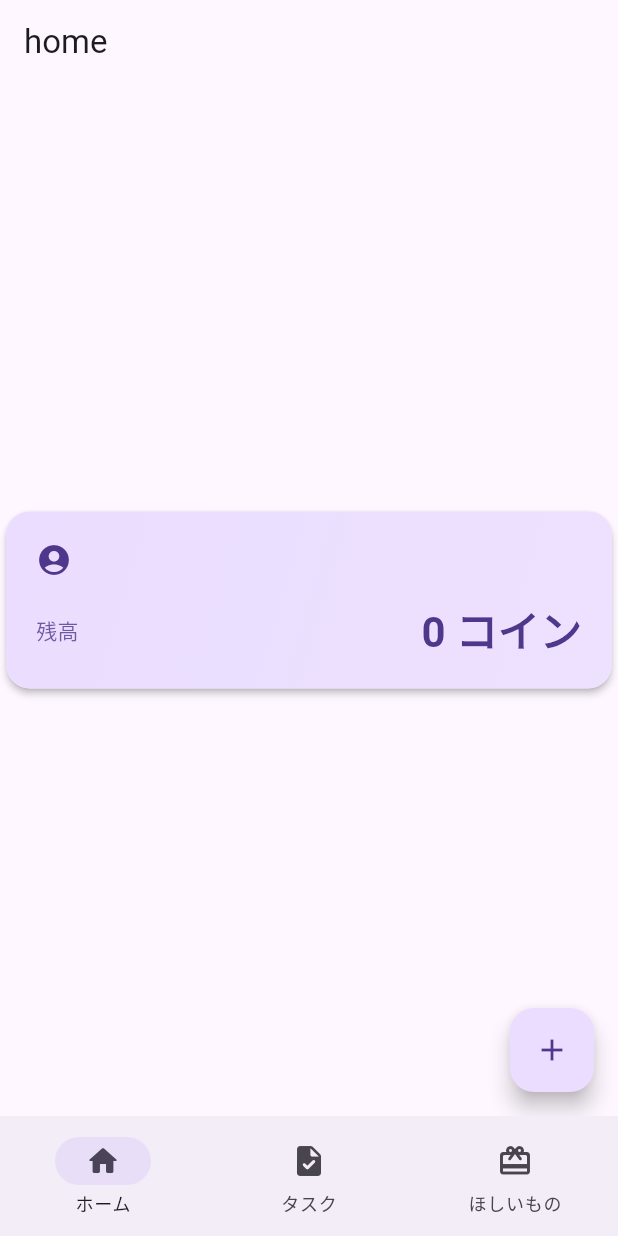
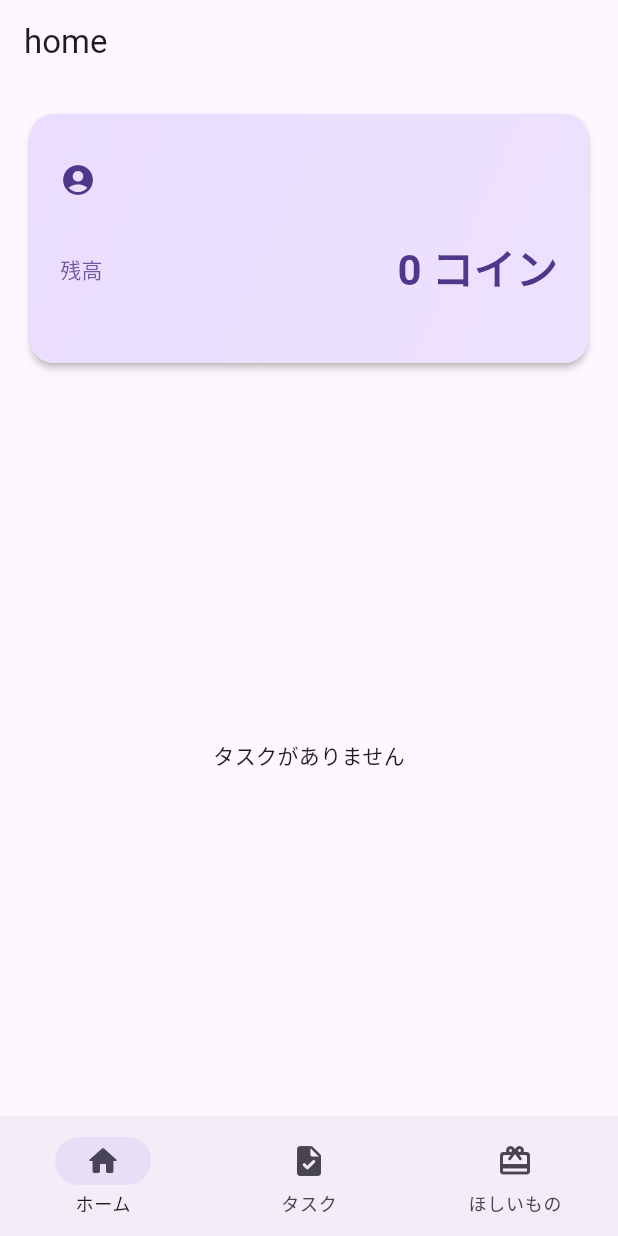
Before and after one commit to sinjikoro/family_coin_app, a Flutter app: the screen it shows after launch, on a phone screen of 412 x 824 dp. Run offline on Flutter 3.47's test engine with Material 3 defaults, Android fonts, the phone set to English and light mode, and no system bars; our stand-ins replace flutter_riverpod, flutter_slidable, freezed_annotation, get_it, go_router, riverpod_annotation and 2 more; accounts and stored records are empty; generated files the repository leaves out were written again.

Commit message:
pubspec.yamlにflutter_slidableパッケージを追加し、context_extension.dartに画面の高さと幅を取得する拡張メソッドを追加しました。また、spacing.dartファイルを新規作成し、アプリ全体で使用するスペーシングの定数を定義しました。さらに、tappable_editable_text.dartファイルを新規作成し、タップで編集可能なテキストウィジェットを実装しました。Homeページにタスク一覧を表示するEnableTaskListウィジェットを追加し、アカウントカードウィジェットを更新して名前変更機能を追加しました。

```diff
--- a/lib/core/extension/context_extension.dart
+++ b/lib/core/extension/context_extension.dart
@@ -5,4 +5,10 @@ import 'package:flutter/material.dart';
 extension ContextExtension on BuildContext {
   /// ローカライズ
   L10n get l10n => L10n.of(this)!;
+
+  /// 画面の高さ
+  double get screenHeight => MediaQuery.of(this).size.height;
+
+  /// 画面の幅
+  double get screenWidth => MediaQuery.of(this).size.width;
 }
--- /dev/null
+++ b/lib/presentation/ui/common/theme/spacing.dart
@@ -0,0 +1,40 @@
+// double型で小数点以下.0の数値定義が必要となるため
+// ignore_for_file: prefer_int_literals
+
+import 'package:flutter/material.dart';
+
+/// アプリケーション全体で使用するスペーシングの定数
+class Spacing {
+  /// コンストラクタ
+  const Spacing._();
+
+  /// 最小のスペーシング
+  static const double xs = 4.0;
+
+  /// 小さいスペーシング
+  static const double sm = 8.0;
+
+  /// 中程度のスペーシング
+  static const double md = 16.0;
+
+  /// 大きいスペーシング
+  static const double lg = 24.0;
+
+  /// 最大のスペーシング
+  static const double xl = 32.0;
+
+  /// カードのパディング
+  static const EdgeInsets cardPadding = EdgeInsets.all(md);
+
+  /// リストアイテムのパディング
+  static const EdgeInsets listItemPadding = EdgeInsets.symmetric(
+    horizontal: md,
+    vertical: sm,
+  );
+
+  /// 画面のパディング
+  static const EdgeInsets screenPadding = EdgeInsets.all(md);
+
+  /// セクション間のスペーシング
+  static const double sectionSpacing = lg;
+}
--- /dev/null
+++ b/lib/presentation/ui/common/widgets/tappable_editable_text.dart
@@ -0,0 +1,95 @@
+import 'package:flutter/foundation.dart';
+import 'package:flutter/material.dart';
+
+/// タップで編集可能になるテキストウィジェット
+class TappableEditableText extends StatefulWidget {
+  /// コンストラクタ
+  const TappableEditableText({
+    required this.text,
+    required this.onChanged,
+    this.style,
+    super.key,
+  });
+
+  /// テキスト
+  final String text;
+
+  /// テキスト変更時のコールバック
+  final ValueChanged<String> onChanged;
+
+  /// テキストスタイル
+  final TextStyle? style;
+
+  @override
+  State<TappableEditableText> createState() => _TappableEditableTextState();
+
+  @override
+  void debugFillProperties(DiagnosticPropertiesBuilder properties) {
+    super.debugFillProperties(properties);
+    properties
+      ..add(StringProperty('text', text))
+      ..add(
+        ObjectFlagProperty<ValueChanged<String>>.has('onChanged', onChanged),
+      )
+      ..add(DiagnosticsProperty<TextStyle?>('style', style));
+  }
+}
+
+class _TappableEditableTextState extends State<TappableEditableText> {
+  late TextEditingController _controller;
+  late FocusNode _focusNode;
+  bool _isEditing = false;
+
+  @override
+  void initState() {
+    super.initState();
+    _controller = TextEditingController(text: widget.text);
+    _focusNode = FocusNode();
+  }
+
+  @override
+  void dispose() {
+    _controller.dispose();
+    _focusNode.dispose();
+    super.dispose();
+  }
+
+  @override
+  Widget build(BuildContext context) =>
+      Expanded(child: _isEditing ? _inputField() : _labelField());
+
+  /// ラベルフィールド
+  GestureDetector _labelField() => GestureDetector(
+    onTap: () {
+      setState(() => _isEditing = true);
+      _focusNode.requestFocus();
+    },
+    child: SizedBox(
+      height: 48,
+      child: Align(
+        alignment: Alignment.centerLeft,
+        child: Text(widget.text, style: widget.style),
+      ),
+    ),
+  );
+
+  /// 入力フィールド
+  TextField _inputField() => TextField(
+    controller: _controller,
+    focusNode: _focusNode,
+    style: widget.style,
+    decoration: const InputDecoration(
+      isDense: true,
+      contentPadding: EdgeInsets.zero,
+      border: InputBorder.none,
+    ),
+    onSubmitted: (value) {
+      setState(() => _isEditing = false);
+      widget.onChanged(value);
+    },
+    onEditingComplete: () {
+      setState(() => _isEditing = false);
+      widget.onChanged(_controller.text);
+    },
+  );
+}
--- a/lib/presentation/ui/home/pages/home_page.dart
+++ b/lib/presentation/ui/home/pages/home_page.dart
@@ -1,8 +1,20 @@
 import 'package:family_coin/application/provider/logged_in_user_state.dart';
+import 'package:family_coin/application/provider/task_list_state.dart';
+import 'package:family_coin/application/usecase/complete_task_usecase.dart';
 import 'package:family_coin/core/extension/context_extension.dart';
+import 'package:family_coin/presentation/ui/common/theme/spacing.dart';
 import 'package:family_coin/presentation/ui/home/widgets/account_card.dart';
+import 'package:family_coin/presentation/ui/home/widgets/enable_task_list.dart';
 import 'package:flutter/material.dart';
 import 'package:flutter_riverpod/flutter_riverpod.dart';
+
+/// タスク完了のユースケースプロバイダー
+final completeTaskUseCaseProvider = Provider<CompleteTaskUseCase>((ref) {
+  return CompleteTaskUseCase(
+    userRepository: ref.watch(userRepositoryProvider),
+    taskLogRepository: ref.watch(taskLogRepositoryProvider),
+  );
+});
 
 /// Home画面
 class HomePage extends ConsumerStatefulWidget {
@@ -14,52 +26,77 @@ class HomePage extends ConsumerStatefulWidget {
 }
 
 class _HomePageState extends ConsumerState<HomePage> {
-  final _textEditingController = TextEditingController();
-
   @override
   void initState() {
     super.initState();
-    Future.microtask(
-      () async =>
-          await ref.read(loggedInUserStateProvider.notifier).fetchUser(),
-    );
-  }
-
-  @override
-  void dispose() {
-    _textEditingController.dispose();
-    super.dispose();
+    Future.microtask(() async {
+      await ref.read(loggedInUserStateProvider.notifier).fetchUser();
+      await ref.read(taskListStateProvider.notifier).fetchTaskList();
+    });
   }
 
   @override
   Widget build(BuildContext context) {
     final userProvider = ref.watch(loggedInUserStateProvider);
+    final taskListProvider = ref.watch(taskListStateProvider);
 
     return Scaffold(
       appBar: AppBar(title: Text(context.l10n.homeTitle)),
-      body: Center(
-        child: Column(
-          mainAxisAlignment: MainAxisAlignment.center,
-          spacing: 20,
+      body: Column(
         children: [
-            userProvider.when(
+          // 上部1/4: AccountCard
+          SizedBox(
+            height: context.screenHeight * 0.25,
+            child: Padding(
+              padding: Spacing.screenPadding,
+              child: userProvider.when(
                 data:
                     (user) => AccountCard(
                       name: user.name,
                       balance: user.familyCoinBalance.value,
+                      nameOnChanged:
+                          (name) async => await ref
+                              .read(loggedInUserStateProvider.notifier)
+                              .updateUserName(name),
                     ),
-              loading: () => const CircularProgressIndicator(),
-              error: (error, stackTrace) => Text('エラー: $error'),
+                loading: () => const Center(child: CircularProgressIndicator()),
+                error:
+                    (error, stackTrace) => Center(child: Text('エラー: $error')),
+              ),
+            ),
+          ),
+          // 下部3/4: タスク一覧
+          Expanded(
+            child: taskListProvider.when(
+              data:
+                  (tasks) =>
+                      tasks.isEmpty
+                          ? const Center(child: Text('タスクがありません'))
+                          : EnableTaskList(
+                            tasks: tasks,
+                            onTaskCompleted: (task) async {
+                              final user =
+                                  ref.read(loggedInUserStateProvider).value;
+                              if (user == null) return;
+
+                              await ref
+                                  .read(completeTaskUseCaseProvider)
+                                  .execute(task: task, user: user);
+
+                              // ユーザー情報とタスク一覧を更新
+                              await ref
+                                  .read(loggedInUserStateProvider.notifier)
+                                  .fetchUser();
+                              await ref
+                                  .read(taskListStateProvider.notifier)
+                                  .fetchTaskList();
+                            },
+                          ),
+              loading: () => const Center(child: CircularProgressIndicator()),
+              error: (error, stackTrace) => Center(child: Text('エラー: $error')),
+            ),
           ),
         ],
-        ),
-      ),
-      floatingActionButton: FloatingActionButton(
-        onPressed:
-            () async => await ref
-                .read(loggedInUserStateProvider.notifier)
-                .addFamilyCoin(10),
-        child: const Icon(Icons.add),
       ),
     );
   }
--- a/lib/presentation/ui/home/widgets/account_card.dart
+++ b/lib/presentation/ui/home/widgets/account_card.dart
@@ -1,16 +1,25 @@
+import 'package:family_coin/presentation/ui/common/widgets/tappable_editable_text.dart';
 import 'package:flutter/foundation.dart';
 import 'package:flutter/material.dart';
 
 /// アカウントカード
 class AccountCard extends StatelessWidget {
   /// constructor
-  const AccountCard({required this.name, required this.balance, super.key});
+  const AccountCard({
+    required this.name,
+    required this.balance,
+    required this.nameOnChanged,
+    super.key,
+  });
 
   /// 名前
   final String name;
 
   /// 残高
   final int balance;
+
+  /// 名前変更時のコールバック
+  final ValueChanged<String> nameOnChanged;
 
   @override
   Widget build(BuildContext context) {
@@ -44,8 +53,9 @@ class AccountCard extends StatelessWidget {
                   size: 24,
                 ),
                 const SizedBox(width: 8),
-                Text(
-                  name,
+                TappableEditableText(
+                  text: name,
+                  onChanged: nameOnChanged,
                   style: theme.textTheme.titleMedium?.copyWith(
                     color: theme.colorScheme.onPrimaryContainer,
                     fontWeight: FontWeight.bold,
@@ -83,6 +93,12 @@ class AccountCard extends StatelessWidget {
     super.debugFillProperties(properties);
     properties
       ..add(IntProperty('balance', balance))
-      ..add(StringProperty('name', name));
+      ..add(StringProperty('name', name))
+      ..add(
+        ObjectFlagProperty<ValueChanged<String>>.has(
+          'nameOnChanged',
+          nameOnChanged,
+        ),
+      );
   }
 }
--- a/pubspec.yaml
+++ b/pubspec.yaml
@@ -12,6 +12,7 @@ dependencies:
   flutter_localizations:
     sdk: flutter
   flutter_riverpod: ^2.6.1
+  flutter_slidable: ^4.0.0
   freezed: ^3.0.6
   freezed_annotation: ^3.0.0
   get_it: ^8.0.3
```
Also changed, not shown: lib/presentation/ui/home/widgets/enable_task_list.dart (added, +71 -0 lines). Lines whose indentation alone changed are shown as unchanged.
